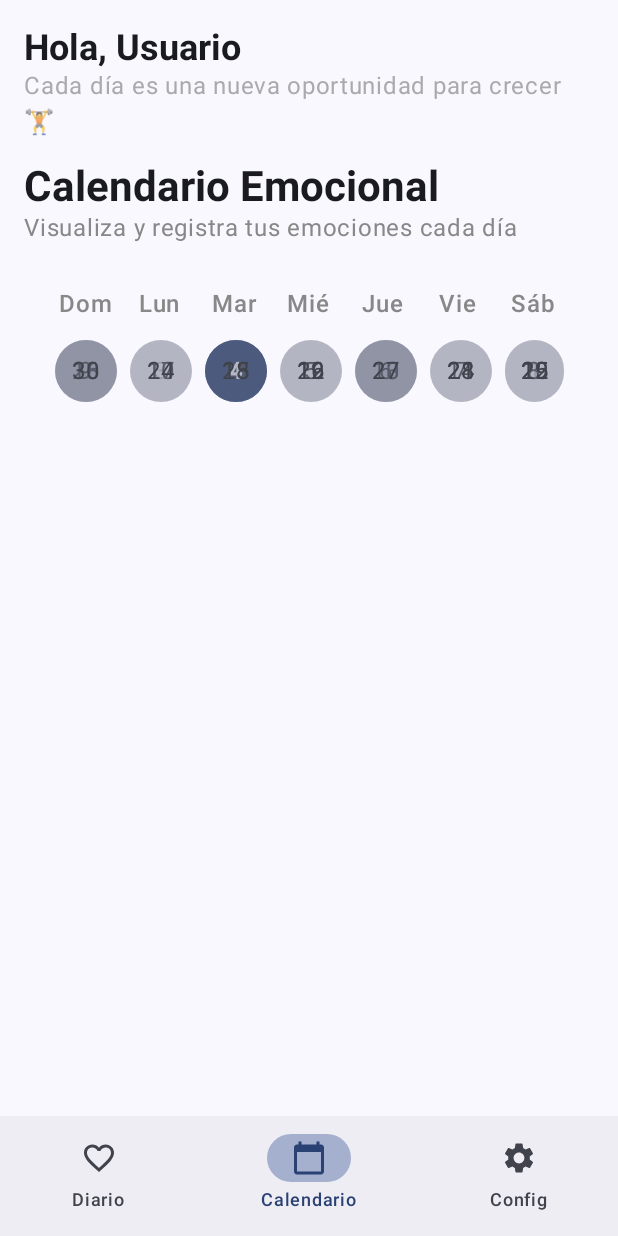
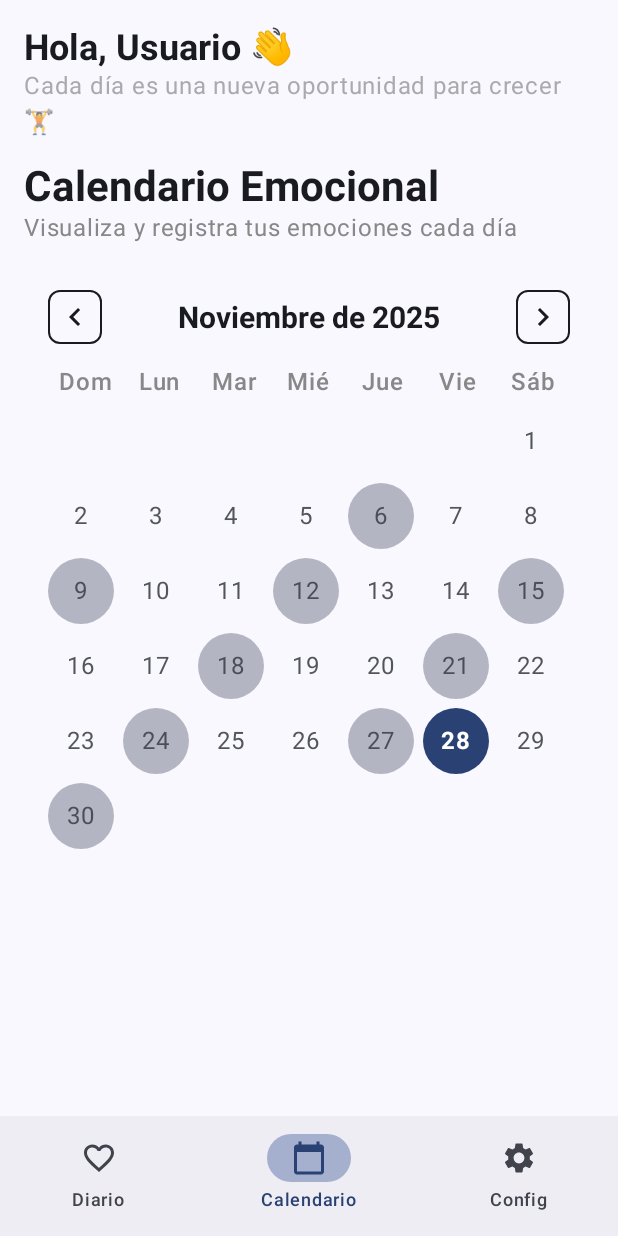
Before and after one commit to SolgreyDuocUC/Serena.sdk, an Android app built with Jetpack Compose: the HomeAppScreen screen opened through its navigation route, on a phone screen of 412 x 824 dp. Run offline under Robolectric (Android 15) with nearby library versions, the phone set to English and light mode, and no system bars.

Commit message:
Se muestra el calendario correctamente

```diff
--- a/app/src/main/java/com/duocuc/serena/ui/theme/screens/HomeAppScreen.kt
+++ b/app/src/main/java/com/duocuc/serena/ui/theme/screens/HomeAppScreen.kt
@@ -16,6 +16,7 @@ import androidx.compose.ui.graphics.Color
 import androidx.compose.ui.graphics.vector.ImageVector
 import androidx.compose.ui.text.font.FontWeight
 import androidx.compose.ui.text.style.TextAlign
+import androidx.compose.ui.unit.Dp
 import androidx.compose.ui.unit.dp
 import androidx.navigation.NavController
 import com.duocuc.serena.navigation.Route
@@ -81,7 +82,7 @@ fun HomeAppScreen(nav: NavController) {
                 verticalAlignment = Alignment.CenterVertically
             ) {
                 Text(
-                    text = "Hola, Usuario",
+                    text = "Hola, Usuario 👋",
                     style = MaterialTheme.typography.headlineSmall,
                     fontWeight = FontWeight.Bold
                 )
@@ -128,10 +129,37 @@ fun CalendarContent() {
             .fillMaxWidth()
             .padding(16.dp)
     ) {
+        // --- Controles de Mes ---
+        Row(
+            modifier = Modifier
+                .fillMaxWidth()
+                .padding(bottom = 16.dp),
+            horizontalArrangement = Arrangement.SpaceBetween,
+            verticalAlignment = Alignment.CenterVertically
+        ) {
+            OutlinedIconButton(
+                onClick = {},
+                modifier = Modifier.size(36.dp),
+                shape = RoundedCornerShape(8.dp)
+            ) { Icon(Icons.Filled.ChevronLeft, contentDescription = "Mes anterior") }
 
+            Text(
+                "Noviembre de 2025",
+                style = MaterialTheme.typography.titleMedium,
+                fontWeight = FontWeight.Bold
+            )
+
+            OutlinedIconButton(
+                onClick = {},
+                modifier = Modifier.size(36.dp),
+                shape = RoundedCornerShape(8.dp)
+            ) { Icon(Icons.Filled.ChevronRight, contentDescription = "Mes siguiente") }
+        }
+
+        // --- Días de la Semana ---
         Row(
             modifier = Modifier.fillMaxWidth(),
-            horizontalArrangement = Arrangement.SpaceAround
+            horizontalArrangement = Arrangement.SpaceEvenly
         ) {
             daysOfWeek.forEach { day ->
                 Text(
@@ -147,6 +175,7 @@ fun CalendarContent() {
 
         Spacer(Modifier.height(8.dp))
 
+        // --- Días del mes ---
         val dummyDays = listOf(
             null, null, null, null, null, null, 1,
             2, 3, 4, 5, 6, 7, 8,
@@ -156,18 +185,20 @@ fun CalendarContent() {
             30, null, null, null, null, null, null
         )
         val rows = dummyDays.chunked(7)
-        val today = 4
+        val today = 28
 
+        // --- Ajuste proporcional del tamaño de celda ---
         BoxWithConstraints(modifier = Modifier.fillMaxWidth()) {
             val totalWidth = this.maxWidth
-            val dayCellSize = totalWidth / 7
+            val dayCellSize = (totalWidth / 7) - 6.dp // resta margen entre días
 
+            Column(
+                verticalArrangement = Arrangement.spacedBy(6.dp)
+            ) {
                 rows.forEach { row ->
                     Row(
-                    modifier = Modifier
-                        .fillMaxWidth()
-                        .padding(vertical = 2.dp),
-                    horizontalArrangement = Arrangement.Start
+                        modifier = Modifier.fillMaxWidth(),
+                        horizontalArrangement = Arrangement.spacedBy(6.dp)
                     ) {
                         row.forEach { day ->
                             DayCellAlternative(day, day == today, dayCellSize)
@@ -177,41 +208,34 @@ fun CalendarContent() {
             }
         }
     }
+}
 
 @Composable
-fun DayCellAlternative(day: Int?, isSelected: Boolean, size: androidx.compose.ui.unit.Dp) {
+fun DayCellAlternative(day: Int?, isSelected: Boolean, size: Dp) {
     Box(
         modifier = Modifier
-            .width(size)
-            .height(size)
-            .padding(2.dp),
-        contentAlignment = Alignment.Center
-    ) {
-        if (day != null) {
-            val hasEntry = day > 4 && day % 3 == 0
-            Box(
-                modifier = Modifier
-                    .fillMaxSize(0.9f)
+            .size(size)
             .clip(CircleShape)
             .background(
                 when {
                     isSelected -> MaterialTheme.colorScheme.primary
-                            hasEntry -> MaterialTheme.colorScheme.secondaryContainer.copy(alpha = 0.5f)
+                    day != null && day > 4 && day % 3 == 0 ->
+                        MaterialTheme.colorScheme.secondaryContainer.copy(alpha = 0.5f)
                     else -> Color.Transparent
                 }
             )
-                    .clickable { },
+            .clickable(enabled = day != null) { },
         contentAlignment = Alignment.Center
     ) {
+        if (day != null) {
             Text(
                 text = day.toString(),
                 color = if (isSelected)
                     MaterialTheme.colorScheme.onPrimary
                 else
-                        MaterialTheme.colorScheme.onSurfaceVariant.copy(alpha = if (day < 4) 0.3f else 1f),
-                    fontWeight = if (isSelected) FontWeight.ExtraBold else FontWeight.Normal
+                    MaterialTheme.colorScheme.onSurfaceVariant.copy(alpha = 0.9f),
+                fontWeight = if (isSelected) FontWeight.Bold else FontWeight.Normal
             )
         }
     }
 }
-}
```
Lines whose indentation alone changed are shown as unchanged.
